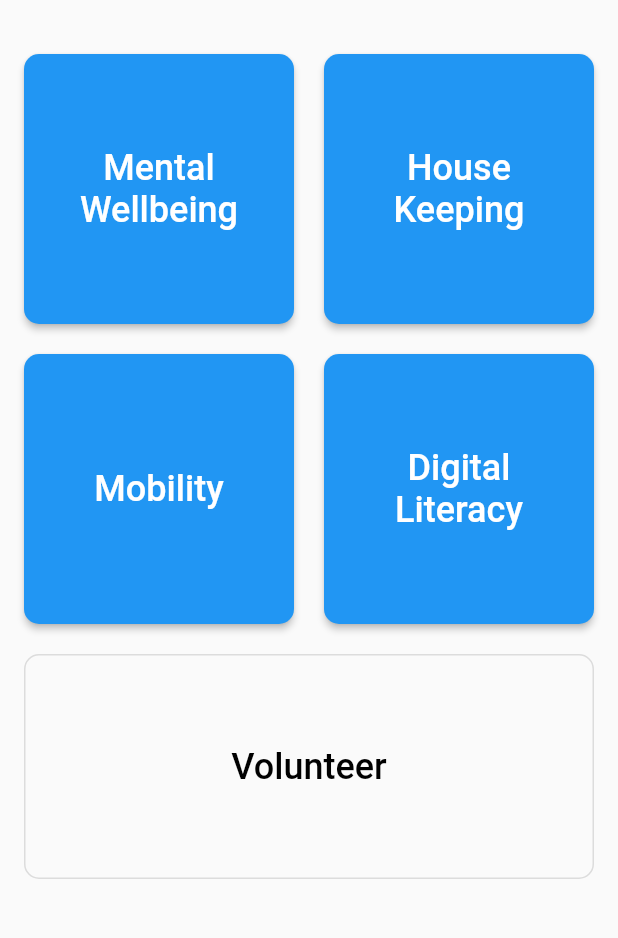
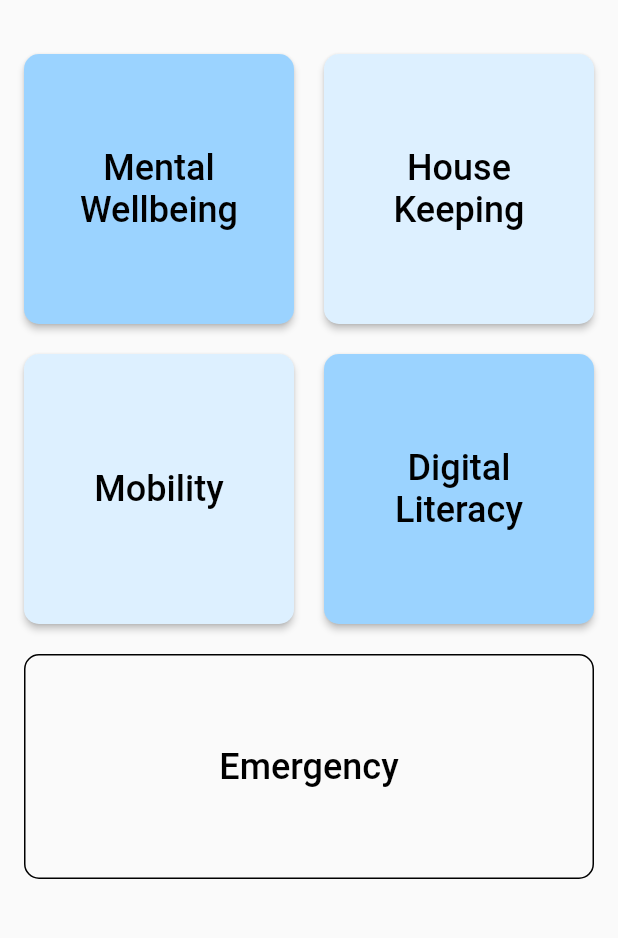
Before and after one commit to tchiong/lifehack2022, a Flutter app: the BeneficiaryScreen screen opened by its route, on a phone screen of 412 x 824 dp, the part 48-986 px from its top. Run offline on Flutter 3.47's test engine with Material 2 defaults, Android fonts, the phone set to English and light mode, and no system bars.

Commit message:
Update beneficiary_screen

```diff
--- a/kindness_network/lib/beneficiary_screen/beneficiary_screen.dart
+++ b/kindness_network/lib/beneficiary_screen/beneficiary_screen.dart
@@ -1,6 +1,4 @@
 import 'package:flutter/material.dart';
-import 'package:flutter/src/foundation/key.dart';
-import 'package:flutter/src/widgets/framework.dart';
 import 'package:kindness_network/common/constants.dart';
 import 'package:kindness_network/common/widgets/language_selector.dart';
 
@@ -35,13 +33,14 @@ class _BeneficiaryScreenState extends State<BeneficiaryScreen> {
                         height: 150,
                         child: ElevatedButton(
                           style: ElevatedButton.styleFrom(
+                            primary: darkBlue,
                             textStyle: const TextStyle(fontSize: 24, fontWeight: FontWeight.w500),
                             shape: RoundedRectangleBorder(
                               borderRadius: BorderRadius.circular(defaultRadius),
                             ),
                           ),
                           onPressed: (){},
-                          child: const Text("Mental Wellbeing", textAlign: TextAlign.center,),
+                          child: const Text("Mental Wellbeing", textAlign: TextAlign.center, style: TextStyle(color: Colors.black)),
                         ),
                       ),
                       SizedBox(
@@ -49,13 +48,14 @@ class _BeneficiaryScreenState extends State<BeneficiaryScreen> {
                         height: 150,
                         child: ElevatedButton(
                           style: ElevatedButton.styleFrom(
+                            primary: lightBlue,
                             textStyle: const TextStyle(fontSize: 24, fontWeight: FontWeight.w500),
                             shape: RoundedRectangleBorder(
                               borderRadius: BorderRadius.circular(defaultRadius),
                             ),
                           ),
                           onPressed: (){},
-                          child: const Text("House Keeping", textAlign: TextAlign.center,),
+                          child: const Text("House Keeping", textAlign: TextAlign.center, style: TextStyle(color: Colors.black)),
                         ),
                       ),
                       SizedBox(
@@ -63,13 +63,14 @@ class _BeneficiaryScreenState extends State<BeneficiaryScreen> {
                         height: 150,
                         child: ElevatedButton(
                           style: ElevatedButton.styleFrom(
-                            textStyle: const TextStyle(fontSize: 24, fontWeight: FontWeight.w500),
+                            primary: lightBlue,
+                            textStyle: const TextStyle(fontSize: 24, fontWeight: FontWeight.w500,),
                             shape: RoundedRectangleBorder(
                               borderRadius: BorderRadius.circular(defaultRadius),
                             ),
                           ),
                           onPressed: (){},
-                          child: const Text("Mobility", textAlign: TextAlign.center,),
+                          child: const Text("Mobility", textAlign: TextAlign.center, style: TextStyle(color: Colors.black)),
                         ),
                       ),
                       SizedBox(
@@ -77,13 +78,14 @@ class _BeneficiaryScreenState extends State<BeneficiaryScreen> {
                         height: 150,
                         child: ElevatedButton(
                           style: ElevatedButton.styleFrom(
+                            primary: darkBlue,
                             textStyle: const TextStyle(fontSize: 24, fontWeight: FontWeight.w500),
                             shape: RoundedRectangleBorder(
                               borderRadius: BorderRadius.circular(defaultRadius),
                             ),
                           ),
                           onPressed: (){},
-                          child: const Text("Digital Literacy", textAlign: TextAlign.center,),
+                          child: const Text("Digital Literacy", textAlign: TextAlign.center, style: TextStyle(color: Colors.black)),
                         ),
                       ),
                     ],
@@ -94,6 +96,7 @@ class _BeneficiaryScreenState extends State<BeneficiaryScreen> {
                 height: 150,
                 child: OutlinedButton(
                   style: OutlinedButton.styleFrom(
+                    side: const BorderSide(color: Colors.black),
                     primary: Colors.black,
                     textStyle: const TextStyle(fontSize: 24, fontWeight: FontWeight.w500),
                     shape: RoundedRectangleBorder(
@@ -101,7 +104,7 @@ class _BeneficiaryScreenState extends State<BeneficiaryScreen> {
                     ),
                   ),
                   onPressed: (){},
-                  child: const Text("Volunteer"),
+                  child: const Text("Emergency"),
                 ),
               ),
               ],
--- a/kindness_network/lib/common/constants.dart
+++ b/kindness_network/lib/common/constants.dart
@@ -1,2 +1,7 @@
+import 'package:flutter/material.dart';
+
 const double defaultPadding = 16.0;
 const double defaultRadius = 10.0;
+
+const Color darkBlue = Color.fromARGB(255, 155, 211, 255);
+const Color lightBlue = Color.fromARGB(255, 221, 240, 255);
```
